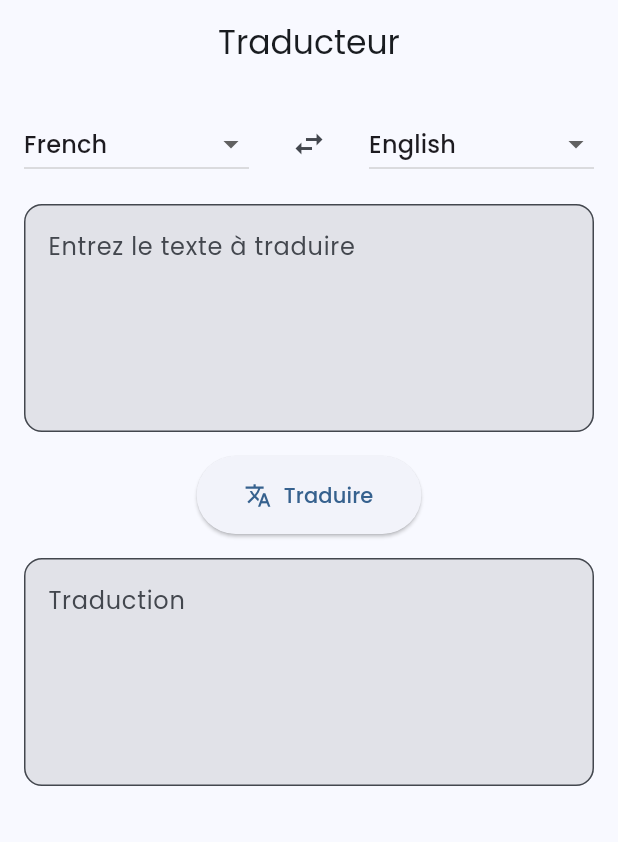
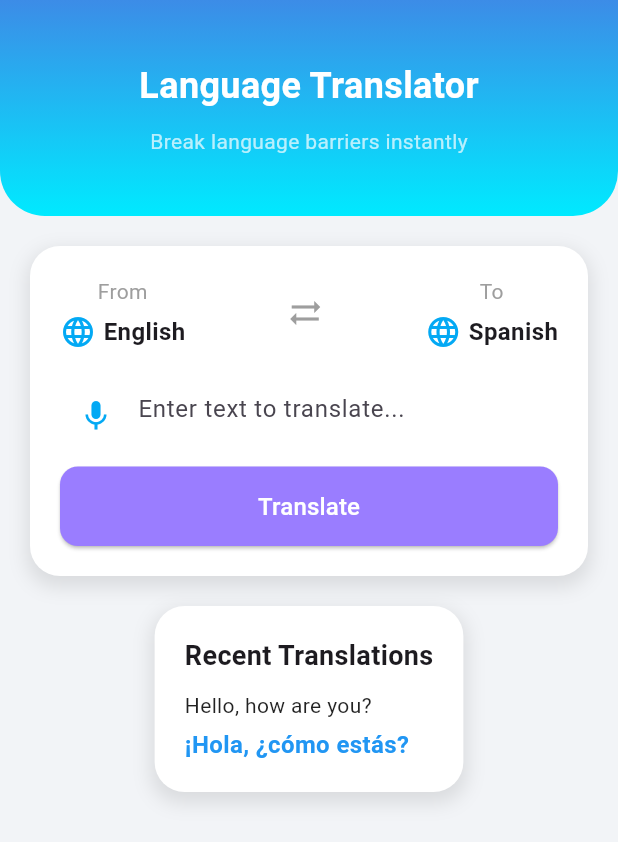
Before and after one commit to AdamSe22/flutter_projet, a Flutter app: the screen it shows after launch, on a phone screen of 412 x 824 dp. Shown: the top 842 px of the screen. Run offline on Flutter 3.47's test engine with Material 3 defaults, Android fonts, the phone set to English and light mode, and no system bars; drawn by our look-alikes of flutter_animate.

Commit message:
Update main.dart

```diff
--- a/lib/main.dart
+++ b/lib/main.dart
@@ -1,239 +1,167 @@
 import 'package:flutter/material.dart';
-import 'package:google_fonts/google_fonts.dart';
-import 'package:http/http.dart' as http;
-import 'dart:convert';
-import 'package:flutter_animate/flutter_animate.dart';
 
 void main() {
-  runApp(const MyApp());
+  runApp(const TranslationApp());
 }
 
-class MyApp extends StatelessWidget {
-  const MyApp({super.key});
+class TranslationApp extends StatelessWidget {
+  const TranslationApp({Key? key}) : super(key: key);
 
   @override
   Widget build(BuildContext context) {
     return MaterialApp(
-      title: 'Traducteur',
-      theme: ThemeData(
-        colorScheme: ColorScheme.fromSeed(
-          seedColor: Colors.blue,
-          brightness: Brightness.light,
-        ),
-        useMaterial3: true,
-        textTheme: GoogleFonts.poppinsTextTheme(),
-      ),
-      home: const TranslatorPage(),
+      debugShowCheckedModeBanner: false,
+      home: const TranslatorHome(),
     );
   }
 }
 
-class TranslatorPage extends StatefulWidget {
-  const TranslatorPage({super.key});
-
-  @override
-  State<TranslatorPage> createState() => _TranslatorPageState();
-}
-
-class _TranslatorPageState extends State<TranslatorPage> {
-  final TextEditingController _sourceController = TextEditingController();
-  final TextEditingController _targetController = TextEditingController();
-  bool _isLoading = false;
-  String _sourceLang = 'fr_XX';
-  String _targetLang = 'en_XX';
-
-  final Map<String, String> _languages = {
-    'ar_AR': 'Arabic',
-    'cs_CZ': 'Czech',
-    'de_DE': 'German',
-    'en_XX': 'English',
-    'es_XX': 'Spanish',
-    'et_EE': 'Estonian',
-    'fi_FI': 'Finnish',
-    'fr_XX': 'French',
-    'gu_IN': 'Gujarati',
-    'hi_IN': 'Hindi',
-    'it_IT': 'Italian',
-    'ja_XX': 'Japanese',
-    'kk_KZ': 'Kazakh',
-    'ko_KR': 'Korean',
-    'lt_LT': 'Lithuanian',
-    'lv_LV': 'Latvian',
-    'my_MM': 'Burmese',
-    'ne_NP': 'Nepali',
-    'nl_XX': 'Dutch',
-    'ro_RO': 'Romanian',
-    'ru_RU': 'Russian',
-    'si_LK': 'Sinhala',
-    'tr_TR': 'Turkish',
-    'vi_VN': 'Vietnamese',
-    'zh_CN': 'Chinese',
-    'af_ZA': 'Afrikaans',
-    'az_AZ': 'Azerbaijani',
-    'bn_IN': 'Bengali',
-    'fa_IR': 'Persian',
-    'he_IL': 'Hebrew',
-    'hr_HR': 'Croatian',
-    'id_ID': 'Indonesian',
-    'ka_GE': 'Georgian',
-    'km_KH': 'Khmer',
-    'mk_MK': 'Macedonian',
-    'ml_IN': 'Malayalam',
-    'mn_MN': 'Mongolian',
-    'mr_IN': 'Marathi',
-    'pl_PL': 'Polish',
-    'ps_AF': 'Pashto',
-    'pt_XX': 'Portuguese',
-    'sv_SE': 'Swedish',
-    'sw_KE': 'Swahili',
-    'ta_IN': 'Tamil',
-    'te_IN': 'Telugu',
-    'th_TH': 'Thai',
-    'tl_XX': 'Tagalog',
-    'uk_UA': 'Ukrainian',
-    'ur_PK': 'Urdu',
-    'xh_ZA': 'Xhosa',
-    'gl_ES': 'Galician',
-    'sl_SI': 'Slovene',
-  };
-  Future<void> _translate() async {
-    if (_sourceController.text.isEmpty) return;
-
-    setState(() => _isLoading = true);
-
-    try {
-      final response = await http.post(
-        Uri.parse('http://localhost:5000/translate'),
-        headers: {'Content-Type': 'application/json'},
-        body: jsonEncode({
-          'text': _sourceController.text,
-          'source_lang': _sourceLang,
-          'target_lang': _targetLang,
-        }),
-      );
-
-      if (response.statusCode == 200) {
-        final data = jsonDecode(response.body);
-        setState(() {
-          _targetController.text = data['translated_text'];
-          _isLoading = false;
-        });
-      } else {
-        throw Exception('Erreur de traduction');
-      }
-    } catch (e) {
-      setState(() => _isLoading = false);
-      if (mounted) {
-        ScaffoldMessenger.of(context).showSnackBar(
-          SnackBar(content: Text('Erreur: $e')),
-        );
-      }
-    }
-  }
+class TranslatorHome extends StatelessWidget {
+  const TranslatorHome({Key? key}) : super(key: key);
 
   @override
   Widget build(BuildContext context) {
     return Scaffold(
-      appBar: AppBar(
-        title: const Text('Traducteur'),
-        centerTitle: true,
-      ),
-      body: Padding(
-        padding: const EdgeInsets.all(16.0),
+      backgroundColor: const Color(0xFFF2F4F7),
+      body: SingleChildScrollView(
         child: Column(
           children: [
-            Row(
-              children: [
-                Expanded(
-                  child: DropdownButton<String>(
-                    value: _sourceLang,
-                    isExpanded: true,
-                    items: _languages.entries.map((entry) {
-                      return DropdownMenuItem(
-                        value: entry.key,
-                        child: Text(entry.value),
-                      );
-                    }).toList(),
-                    onChanged: (value) {
-                      setState(() => _sourceLang = value!);
-                    },
+            // Header Section
+            Container(
+              width: double.infinity,
+              padding: const EdgeInsets.symmetric(vertical: 40),
+              decoration: const BoxDecoration(
+                gradient: LinearGradient(
+                  colors: [Color(0xFF3C8CE7), Color(0xFF00EAFF)],
+                  begin: Alignment.topCenter,
+                  end: Alignment.bottomCenter,
+                ),
+                borderRadius: BorderRadius.only(
+                  bottomLeft: Radius.circular(30),
+                  bottomRight: Radius.circular(30),
                 ),
               ),
-                const SizedBox(width: 16),
-                IconButton(
-                  icon: const Icon(Icons.swap_horiz),
-                  onPressed: () {
-                    setState(() {
-                      final temp = _sourceLang;
-                      _sourceLang = _targetLang;
-                      _targetLang = temp;
-                      final tempText = _sourceController.text;
-                      _sourceController.text = _targetController.text;
-                      _targetController.text = tempText;
-                    });
-                  },
-                ).animate().scale(duration: const Duration(milliseconds: 200)),
-                const SizedBox(width: 16),
-                Expanded(
-                  child: DropdownButton<String>(
-                    value: _targetLang,
-                    isExpanded: true,
-                    items: _languages.entries.map((entry) {
-                      return DropdownMenuItem(
-                        value: entry.key,
-                        child: Text(entry.value),
-                      );
-                    }).toList(),
-                    onChanged: (value) {
-                      setState(() => _targetLang = value!);
-                    },
+              child: const Column(
+                children: [
+                  Text(
+                    "Language Translator",
+                    style: TextStyle(
+                      color: Colors.white,
+                      fontSize: 24,
+                      fontWeight: FontWeight.bold,
+                    ),
+                  ),
+                  SizedBox(height: 10),
+                  Text(
+                    "Break language barriers instantly",
+                    style: TextStyle(
+                      color: Colors.white70,
+                      fontSize: 14,
                     ),
                   ),
                 ],
               ),
-            const SizedBox(height: 16),
-            TextField(
-              controller: _sourceController,
-              maxLines: 5,
+            ),
+
+            const SizedBox(height: 20),
+
+            // Translator Section
+            Container(
+              margin: const EdgeInsets.symmetric(horizontal: 20),
+              padding: const EdgeInsets.all(20),
+              decoration: BoxDecoration(
+                color: Colors.white,
+                borderRadius: BorderRadius.circular(20),
+                boxShadow: [
+                  BoxShadow(
+                    color: Colors.black.withOpacity(0.1),
+                    blurRadius: 10,
+                    spreadRadius: 2,
+                    offset: const Offset(0, 5),
+                  ),
+                ],
+              ),
+              child: Column(
+                children: [
+                  // Language Selection
+                  Row(
+                    mainAxisAlignment: MainAxisAlignment.spaceBetween,
+                    children: [
+                      _languageTile("From", "English"),
+                      const Icon(Icons.sync_alt, color: Colors.grey),
+                      _languageTile("To", "Spanish"),
+                    ],
+                  ),
+
+                  const SizedBox(height: 20),
+
+                  // Text Input Section
+                  const TextField(
                     decoration: InputDecoration(
-                hintText: 'Entrez le texte à traduire',
-                border: OutlineInputBorder(
+                      hintText: "Enter text to translate...",
+                      border: InputBorder.none,
+                      prefixIcon: Icon(Icons.mic, color: Colors.lightBlue),
+                    ),
+                  ),
+
+                  const SizedBox(height: 10),
+
+                  // Translate Button
+                  SizedBox(
+                    width: double.infinity,
+                    child: ElevatedButton(
+                      style: ElevatedButton.styleFrom(
+                        backgroundColor: Color(0xFF9A7DFF),
+                        shape: RoundedRectangleBorder(
                           borderRadius: BorderRadius.circular(12),
                         ),
-                filled: true,
+                        padding: const EdgeInsets.symmetric(vertical: 15),
+                      ),
+                      onPressed: () {},
+                      child: const Text(
+                        "Translate",
+                        style: TextStyle(fontSize: 16, color: Colors.white),
                       ),
                     ),
-            const SizedBox(height: 16),
-            ElevatedButton.icon(
-              onPressed: _isLoading ? null : _translate,
-              icon: _isLoading
-                  ? const SizedBox(
-                      width: 20,
-                      height: 20,
-                      child: CircularProgressIndicator(strokeWidth: 2),
-                    )
-                  : const Icon(Icons.translate),
-              label: Text(_isLoading ? 'Traduction en cours...' : 'Traduire'),
-              style: ElevatedButton.styleFrom(
-                padding:
-                    const EdgeInsets.symmetric(horizontal: 32, vertical: 16),
                   ),
-            )
-                .animate()
-                .scale(duration: const Duration(milliseconds: 200))
-                .then()
-                .shimmer(duration: const Duration(milliseconds: 800)),
-            const SizedBox(height: 16),
-            TextField(
-              controller: _targetController,
-              maxLines: 5,
-              readOnly: true,
-              decoration: InputDecoration(
-                hintText: 'Traduction',
-                border: OutlineInputBorder(
-                  borderRadius: BorderRadius.circular(12),
+                ],
               ),
-                filled: true,
+            ),
+
+            const SizedBox(height: 20),
+
+            // Recent Translations Section
+            Container(
+              margin: const EdgeInsets.symmetric(horizontal: 20),
+              padding: const EdgeInsets.all(20),
+              decoration: BoxDecoration(
+                color: Colors.white,
+                borderRadius: BorderRadius.circular(20),
+                boxShadow: [
+                  BoxShadow(
+                    color: Colors.black.withOpacity(0.1),
+                    blurRadius: 10,
+                    spreadRadius: 2,
+                    offset: const Offset(0, 5),
+                  ),
+                ],
+              ),
+              child: const Column(
+                crossAxisAlignment: CrossAxisAlignment.start,
+                children: [
+                  Text(
+                    "Recent Translations",
+                    style: TextStyle(
+                      fontSize: 18,
+                      fontWeight: FontWeight.w600,
+                    ),
+                  ),
+                  SizedBox(height: 10),
+                  _RecentTranslationTile(
+                    englishText: "Hello, how are you?",
+                    translatedText: "¡Hola, ¿cómo estás?",
+                  ),
+                ],
               ),
             ),
           ],
@@ -242,10 +170,65 @@ class _TranslatorPageState extends State<TranslatorPage> {
     );
   }
 
-  @override
-  void dispose() {
-    _sourceController.dispose();
-    _targetController.dispose();
-    super.dispose();
+  Widget _languageTile(String title, String language) {
+    return Column(
+      crossAxisAlignment: CrossAxisAlignment.center,
+      children: [
+        Text(
+          title,
+          style: const TextStyle(color: Colors.grey, fontSize: 14),
+        ),
+        const SizedBox(height: 5),
+        Row(
+          children: [
+            const Icon(Icons.language, color: Colors.lightBlue),
+            const SizedBox(width: 5),
+            Text(
+              language,
+              style: const TextStyle(
+                fontSize: 16,
+                fontWeight: FontWeight.w600,
+              ),
+            ),
+          ],
+        ),
+      ],
+    );
   }
 }
+
+class _RecentTranslationTile extends StatelessWidget {
+  final String englishText;
+  final String translatedText;
+
+  const _RecentTranslationTile({
+    Key? key,
+    required this.englishText,
+    required this.translatedText,
+  }) : super(key: key);
+
+  @override
+  Widget build(BuildContext context) {
+    return Column(
+      crossAxisAlignment: CrossAxisAlignment.start,
+      children: [
+        Text(
+          englishText,
+          style: const TextStyle(
+            fontSize: 14,
+            color: Colors.black87,
+          ),
+        ),
+        const SizedBox(height: 5),
+        Text(
+          translatedText,
+          style: const TextStyle(
+            fontSize: 16,
+            color: Colors.blue,
+            fontWeight: FontWeight.w600,
+          ),
+        ),
+      ],
+    );
+  }
+}
```
Lines whose indentation alone changed are shown as unchanged.
